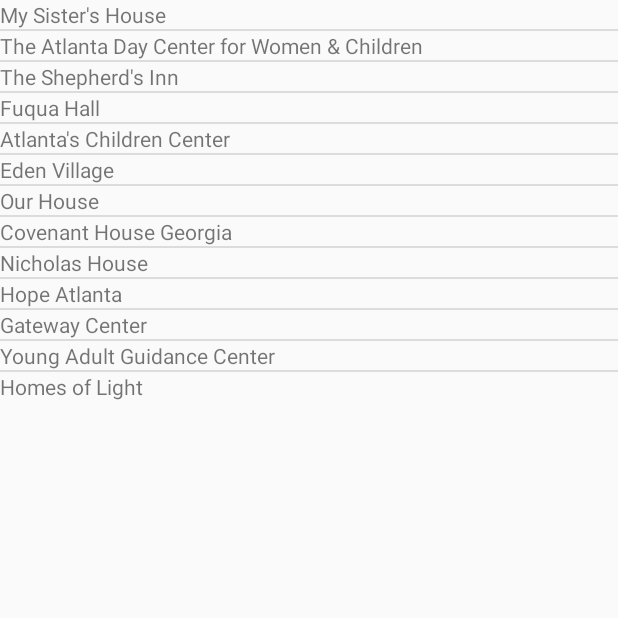
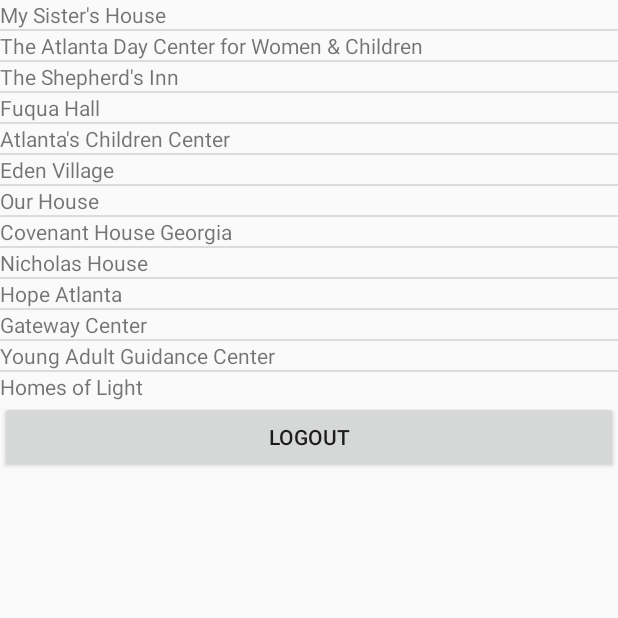
Before and after one commit to suinyun/Perfect-Cube, an Android app: the ListActivity screen opened directly, with no data from a screen before it, on a phone screen of 412 x 824 dp, the top half of it. Run offline under Robolectric (Android 15) with nearby library versions, the phone set to English and light mode, and no system bars.

Commit message:
added login & return to list buttons

```diff
--- a/app/src/main/res/layout/activity_list.xml
+++ b/app/src/main/res/layout/activity_list.xml
@@ -9,4 +9,11 @@
         android:layout_width="wrap_content"
         android:layout_height="wrap_content" />
 
+    <Button
+        android:id="@+id/logoutButton"
+        android:layout_width="match_parent"
+        android:layout_height="wrap_content"
+        android:layout_below="@+id/list_view"
+        android:text="Logout" />
+
 </RelativeLayout>
```
Also changed, not shown: app/src/main/res/layout/single_list_item_view.xml (+7 -0 lines).
